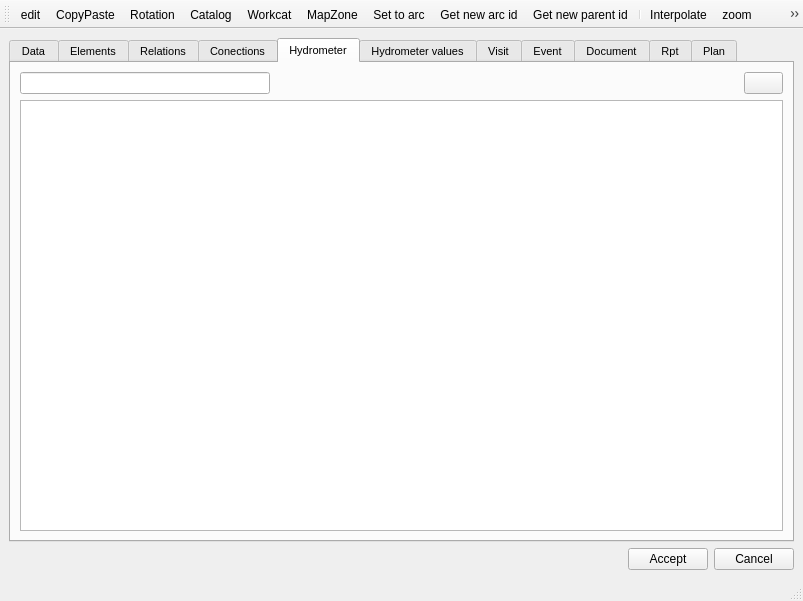
Qt form core/ui/toolbars/basic/info_feature.ui (Giswater/giswater_qgis_plugin) before a commit.
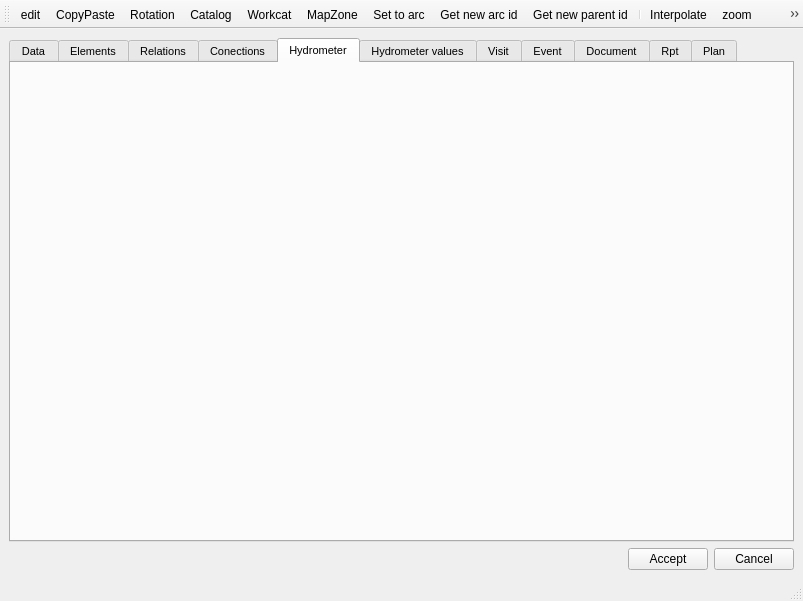
The same form after that commit. The open tabs and pages were chosen to show the change. Icons and pictures are not drawn.

Diff of the .ui file:
```diff
--- a/core/ui/toolbars/basic/info_feature.ui
+++ b/core/ui/toolbars/basic/info_feature.ui
@@ -166,51 +166,10 @@
        </attribute>
        <layout class="QGridLayout" name="gridLayout_10">
         <item row="1" column="0">
-         <layout class="QHBoxLayout" name="horizontalLayout_9">
-          <item>
-           <widget class="QLineEdit" name="txt_hydrometer_id">
-            <property name="maximumSize">
-             <size>
-              <width>250</width>
-              <height>250</height>
-             </size>
-            </property>
-           </widget>
-          </item>
-          <item>
-           <spacer name="horizontalSpacer_6">
-            <property name="orientation">
-             <enum>Qt::Horizontal</enum>
-            </property>
-            <property name="sizeHint" stdset="0">
-             <size>
-              <width>40</width>
-              <height>20</height>
-             </size>
-            </property>
-           </spacer>
-          </item>
-          <item>
-           <widget class="QPushButton" name="btn_link">
-            <property name="maximumSize">
-             <size>
-              <width>16777215</width>
-              <height>24</height>
-             </size>
-            </property>
-            <property name="text">
-             <string/>
-            </property>
-           </widget>
-          </item>
-         </layout>
+         <layout class="QGridLayout" name="lyt_hydrometer_2"/>
         </item>
         <item row="2" column="0">
-         <widget class="QTableView" name="tbl_hydrometer">
-          <property name="sortingEnabled">
-           <bool>true</bool>
-          </property>
-         </widget>
+         <layout class="QGridLayout" name="lyt_hydrometer_3"/>
         </item>
        </layout>
       </widget>
```
Left out of the diff: 50 changed lines with no effect on the pictures.
